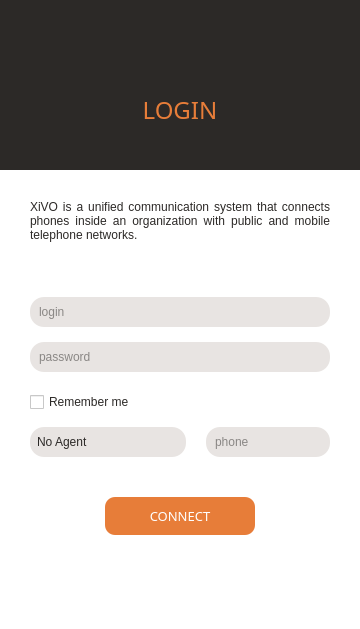
Above: xivoclient/src/login_widget/login_widget.ui from wazo-platform/wazo-client-qt before the change. Below: the same form after it.
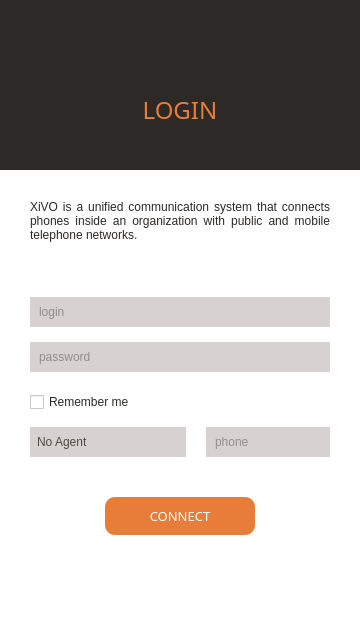
That is the form after the change. Icons and pictures are not drawn.

Commit message: small changes in login widget inputs (color, border)

The edit to the form file:
```diff
--- a/xivoclient/src/login_widget/login_widget.ui
+++ b/xivoclient/src/login_widget/login_widget.ui
@@ -327,7 +327,7 @@
             </font>
            </property>
            <property name="styleSheet">
-            <string notr="true">background-color: #e8e4e2; border-radius: 14px; padding: 7px; color: #2c2927;
+            <string notr="true">background-color: #d7d2d0; border-radius: 16px; padding: 7px; color: #4f4946;
 </string>
            </property>
            <property name="text">
@@ -362,7 +362,7 @@
             </font>
            </property>
            <property name="styleSheet">
-            <string notr="true">background-color: #e8e4e2; border-radius: 14px; padding: 7px; color: #2c2927;
+            <string notr="true">background-color: #d7d2d0; border-radius: 16px; padding: 7px; color: #4f4946;
 </string>
            </property>
            <property name="text">
@@ -436,8 +436,8 @@
               </font>
              </property>
              <property name="styleSheet">
-              <string notr="true">background-color: #e8e4e2; border-radius: 14px; padding: 7px; selection-background-color: rgb(231,123, 57);
-color: #2c2927;
+              <string notr="true">background-color: #d7d2d0; border-radius: 16px; padding: 7px; selection-background-color: rgb(231,123, 57);
+color: #4f4946;
 
 </string>
              </property>
@@ -472,7 +472,7 @@
               </font>
              </property>
              <property name="styleSheet">
-              <string notr="true">background-color: #e8e4e2; border-radius: 14px; padding: 7px; color: #2c2927;
+              <string notr="true">background-color: #d7d2d0; border-radius: 16px; padding: 7px; color: #4f4946;
 </string>
              </property>
              <property name="text">
```
